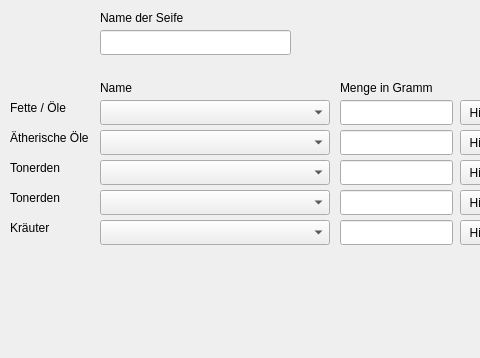
Old version of the form mainwindow.ui in the repository NagyFeri70/GUI_Seifenrechner; both pictures show x 0 to 480 and y 0 to 358 of the 1157 by 647 pixel window.
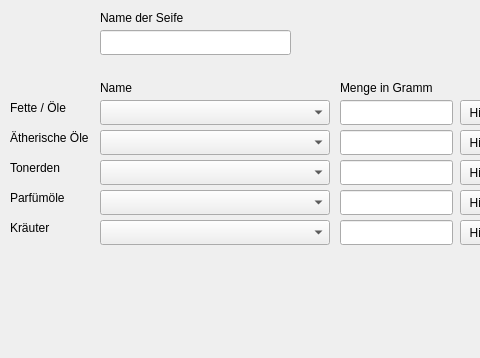
New version of the form.

What changed in the file:
```diff
--- a/mainwindow.ui
+++ b/mainwindow.ui
@@ -271,7 +271,7 @@
      </rect>
     </property>
     <property name="text">
-     <string>Tonerden</string>
+     <string>Parfümöle</string>
     </property>
    </widget>
    <widget class="QComboBox" name="cmbParfuemOele">
```
